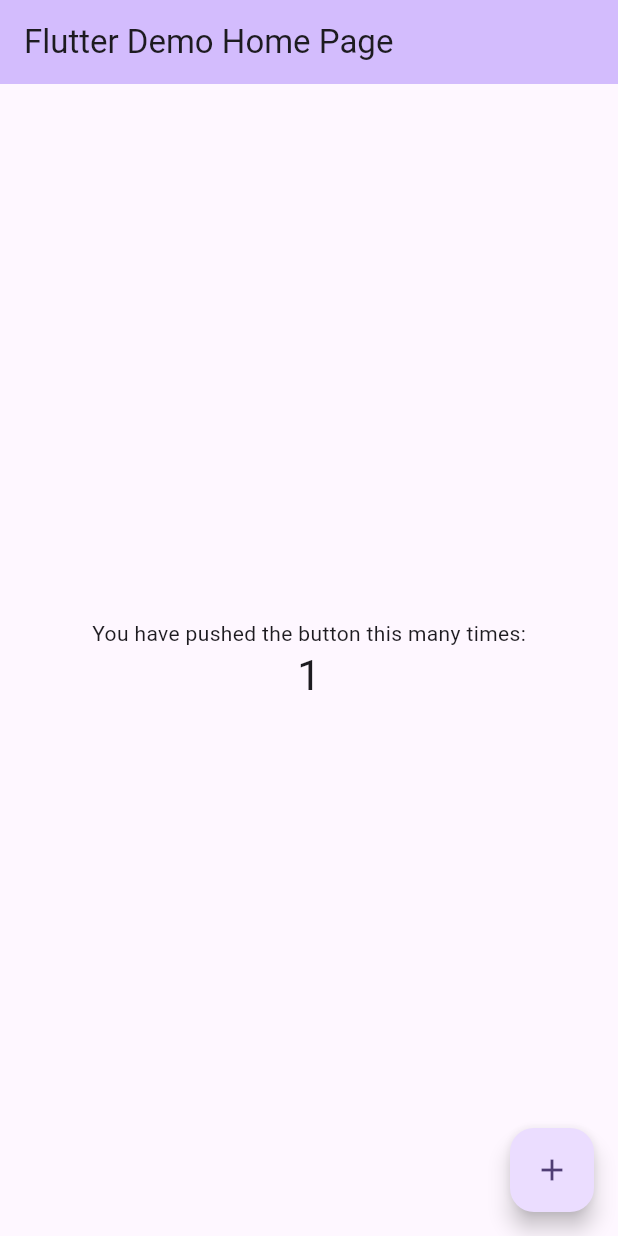
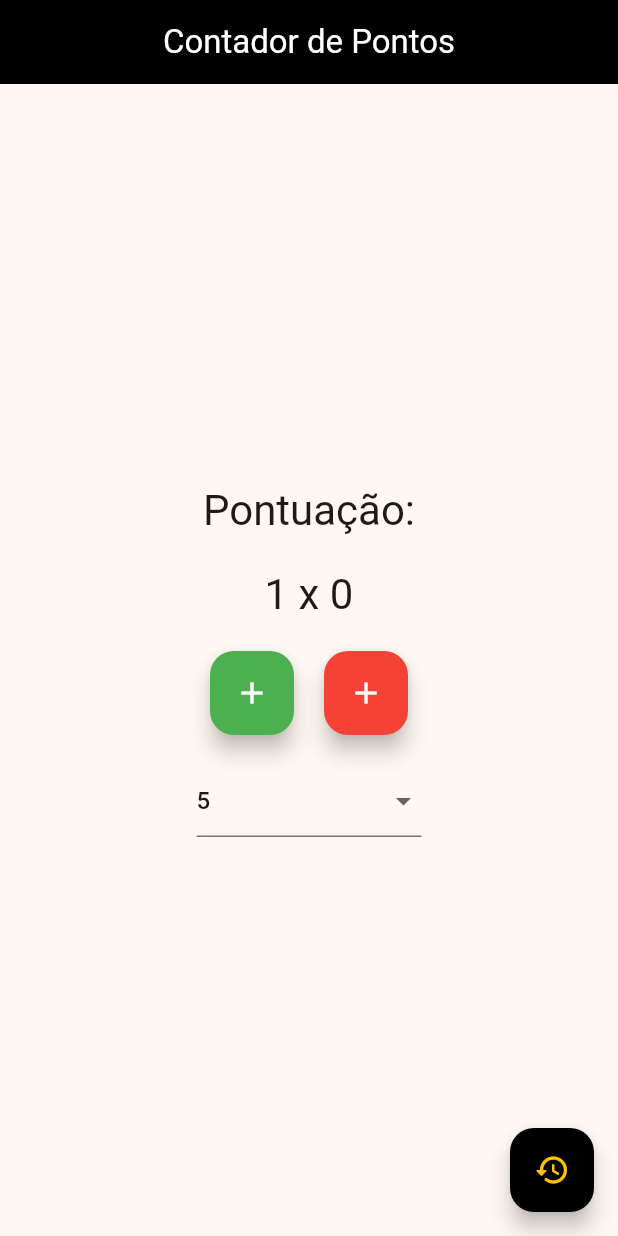
Before and after one commit to Jooaomarcelo/Capacitacao-Flutter, a Flutter app: the screen it shows after launch, after a tap on the "add" icon, on a phone screen of 412 x 824 dp. Run offline on Flutter 3.47's test engine with Material 3 defaults, Android fonts, the phone set to English and light mode, and no system bars.

Commit message:
Contador de pontos terminado com função de resetar

```diff
--- a/lib/main.dart
+++ b/lib/main.dart
@@ -1,4 +1,5 @@
 import 'package:flutter/material.dart';
+import 'package:flutter/rendering.dart';
 
 void main() {
   runApp(const MyApp());
@@ -11,42 +12,22 @@ class MyApp extends StatelessWidget {
   @override
   Widget build(BuildContext context) {
     return MaterialApp(
+      builder: (context, child) {
+        debugPaintSizeEnabled = false;
+        return child!;
+      },
       title: 'Flutter Demo',
       theme: ThemeData(
-        // This is the theme of your application.
-        //
-        // TRY THIS: Try running your application with "flutter run". You'll see
-        // the application has a purple toolbar. Then, without quitting the app,
-        // try changing the seedColor in the colorScheme below to Colors.green
-        // and then invoke "hot reload" (save your changes or press the "hot
-        // reload" button in a Flutter-supported IDE, or press "r" if you used
-        // the command line to start the app).
-        //
-        // Notice that the counter didn't reset back to zero; the application
-        // state is not lost during the reload. To reset the state, use hot
-        // restart instead.
-        //
-        // This works for code too, not just values: Most code changes can be
-        // tested with just a hot reload.
-        colorScheme: ColorScheme.fromSeed(seedColor: Colors.deepPurple),
+        colorScheme: ColorScheme.fromSeed(seedColor: Colors.amber),
         useMaterial3: true,
       ),
-      home: const MyHomePage(title: 'Flutter Demo Home Page'),
+      home: const MyHomePage(title: 'Contador de Pontos'),
     );
   }
 }
 
 class MyHomePage extends StatefulWidget {
   const MyHomePage({super.key, required this.title});
-
-  // This widget is the home page of your application. It is stateful, meaning
-  // that it has a State object (defined below) that contains fields that affect
-  // how it looks.
-
-  // This class is the configuration for the state. It holds the values (in this
-  // case the title) provided by the parent (in this case the App widget) and
-  // used by the build method of the State. Fields in a Widget subclass are
-  // always marked "final".
 
   final String title;
 
@@ -55,71 +36,143 @@ class MyHomePage extends StatefulWidget {
 }
 
 class _MyHomePageState extends State<MyHomePage> {
-  int _counter = 0;
+  int _player1 = 0;
+  int _player2 = 0;
+  String _winner = '';
 
-  void _incrementCounter() {
+  final List<int> _maxPointsList = [5, 10, 15, 20, 25];
+  int? _maxPoints = 5;
+
+  // Funtion to change the max points
+  void _onChange(int? value) {
     setState(() {
-      // This call to setState tells the Flutter framework that something has
-      // changed in this State, which causes it to rerun the build method below
-      // so that the display can reflect the updated values. If we changed
-      // _counter without calling setState(), then the build method would not be
-      // called again, and so nothing would appear to happen.
-      _counter++;
+      _maxPoints = value;
+    });
+  }
+  // End of funtion to change the max points
+
+  // Functions to increment the score of each player
+  void _incrementPlayer1() {
+    setState(() {
+      if (_winner.isEmpty) {
+        _player1++;
+        if (_player1 == _maxPoints) {
+          _winner = 'Player 1';
+        }
+      }
     });
   }
 
+  void _incrementPlayer2() {
+    setState(() {
+      if (_winner.isEmpty) {
+        _player2++;
+        if (_player2 == _maxPoints) {
+          _winner = 'Player 2';
+        }
+      }
+    });
+  }
+  // End of functions to increment the score of each player
+
+  // Funtion to reset the scores
+  void _resetGame() {
+    setState(() {
+      _player1 = 0;
+      _player2 = 0;
+      _winner = '';
+    });
+  }
+  // End of funtion to reset the scores
+
   @override
   Widget build(BuildContext context) {
-    // This method is rerun every time setState is called, for instance as done
-    // by the _incrementCounter method above.
-    //
-    // The Flutter framework has been optimized to make rerunning build methods
-    // fast, so that you can just rebuild anything that needs updating rather
-    // than having to individually change instances of widgets.
     return Scaffold(
         appBar: AppBar(
-        // TRY THIS: Try changing the color here to a specific color (to
-        // Colors.amber, perhaps?) and trigger a hot reload to see the AppBar
-        // change color while the other colors stay the same.
-        backgroundColor: Theme.of(context).colorScheme.inversePrimary,
-        // Here we take the value from the MyHomePage object that was created by
-        // the App.build method, and use it to set our appbar title.
+          centerTitle: true,
+          backgroundColor: Colors.black,
+          foregroundColor: Colors.white,
           title: Text(widget.title),
         ),
         body: Center(
-        // Center is a layout widget. It takes a single child and positions it
-        // in the middle of the parent.
           child: Column(
-          // Column is also a layout widget. It takes a list of children and
-          // arranges them vertically. By default, it sizes itself to fit its
-          // children horizontally, and tries to be as tall as its parent.
-          //
-          // Column has various properties to control how it sizes itself and
-          // how it positions its children. Here we use mainAxisAlignment to
-          // center the children vertically; the main axis here is the vertical
-          // axis because Columns are vertical (the cross axis would be
-          // horizontal).
-          //
-          // TRY THIS: Invoke "debug painting" (choose the "Toggle Debug Paint"
-          // action in the IDE, or press "p" in the console), to see the
-          // wireframe for each widget.
             mainAxisAlignment: MainAxisAlignment.center,
             children: <Widget>[
-            const Text(
-              'You have pushed the button this many times:',
+              if (_winner.isEmpty) ...[
+                Text(
+                  'Pontuação:',
+                  style: Theme.of(context).textTheme.headlineMedium,
                 ),
+                const SizedBox(height: 20),
                 Text(
-              '$_counter',
+                  '$_player1 x $_player2',
                   style: Theme.of(context).textTheme.headlineMedium,
+                ),
+                const SizedBox(height: 20),
+                Row(
+                  mainAxisAlignment: MainAxisAlignment.center,
+                  children: <Widget>[
+                    FloatingActionButton(
+                      onPressed: _incrementPlayer1,
+                      backgroundColor: Colors.green,
+                      child: const Icon(
+                        Icons.add,
+                        color: Colors.white,
+                      ),
+                    ),
+                    const SizedBox(width: 20),
+                    FloatingActionButton(
+                      onPressed: _incrementPlayer2,
+                      backgroundColor: Colors.red,
+                      child: const Icon(
+                        Icons.add,
+                        color: Colors.white,
+                      ),
                     ),
                   ],
                 ),
+                const SizedBox(height: 20),
+                SizedBox(
+                  width: 150,
+                  child: DropdownButtonFormField(
+                    value: _maxPoints,
+                    items: _maxPointsList.map((int item) {
+                      return DropdownMenuItem<int>(
+                        value: item,
+                        child: Text(item.toString()),
+                      );
+                    }).toList(),
+                    onChanged: _onChange,
                   ),
-      floatingActionButton: FloatingActionButton(
-        onPressed: _incrementCounter,
-        tooltip: 'Increment',
-        child: const Icon(Icons.add),
-      ), // This trailing comma makes auto-formatting nicer for build methods.
-    );
+                ),
+              ] // isEmpty
+              else ...[
+                Text(
+                  '$_winner venceu!',
+                  style: Theme.of(context).textTheme.headlineMedium,
+                ),
+                const SizedBox(height: 20),
+                SizedBox(
+                    width: 100,
+                    child: FloatingActionButton(
+                      onPressed: _resetGame,
+                      backgroundColor: Colors.lightBlue,
+                      child: const Text('Recomeçar'),
+                    )),
+              ]
+            ],
+          ),
+        ),
+        floatingActionButton: SizedBox(
+          child: FloatingActionButton(
+            onPressed: _resetGame,
+            tooltip: 'Resetar',
+            backgroundColor: Colors.black,
+            child: const Icon(
+              Icons.restore_rounded,
+              color: Colors.amber,
+            ),
+          ),
+        ));
   }
 }
```
Lines whose indentation alone changed are shown as unchanged.
